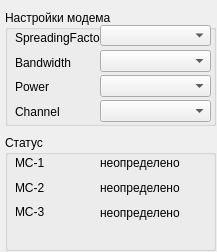
Before: the Qt Designer form dis_form/form4.ui in MirAlexey/lsm_2, drawn with Qt 5.
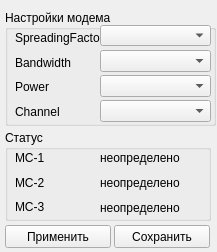
After: the same form once the commit is applied.

The edit to the form file:
```diff
--- a/dis_form/form4.ui
+++ b/dis_form/form4.ui
@@ -122,9 +122,9 @@
    <property name="geometry">
     <rect>
      <x>5</x>
-     <y>135</y>
-     <width>211</width>
-     <height>116</height>
+     <y>130</y>
+     <width>206</width>
+     <height>91</height>
     </rect>
    </property>
    <property name="title">
@@ -209,6 +209,32 @@
     </property>
    </widget>
   </widget>
+  <widget class="QPushButton" name="pushButton">
+   <property name="geometry">
+    <rect>
+     <x>5</x>
+     <y>225</y>
+     <width>106</width>
+     <height>23</height>
+    </rect>
+   </property>
+   <property name="text">
+    <string>Применить</string>
+   </property>
+  </widget>
+  <widget class="QPushButton" name="pushButton_2">
+   <property name="geometry">
+    <rect>
+     <x>114</x>
+     <y>225</y>
+     <width>96</width>
+     <height>23</height>
+    </rect>
+   </property>
+   <property name="text">
+    <string>Сохранить</string>
+   </property>
+  </widget>
  </widget>
  <resources/>
  <connections/>
```
